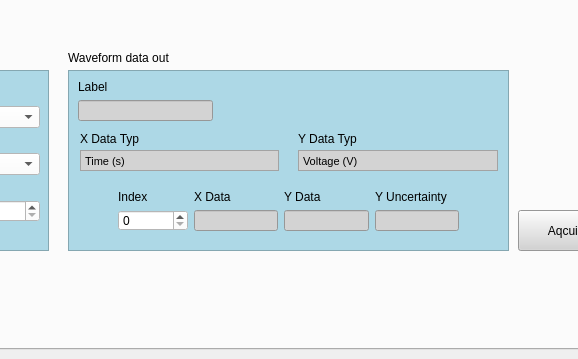
Above: Widget_Library/widget_scan.ui from 8foldrepo/RF_Balance_Profound before the change; both pictures show x 204 to 782 and y 356 to 715 of the 1043 by 715 pixel window. Below: the same form after it.
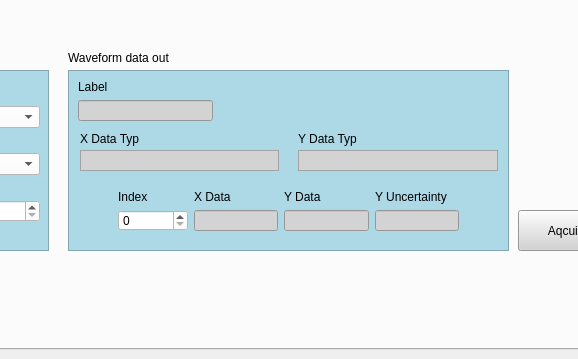
That is the form after the change. Custom widgets are drawn as their Qt base class.

```diff
--- a/Widget_Library/widget_scan.ui
+++ b/Widget_Library/widget_scan.ui
@@ -271,10 +271,14 @@
       </property>
       <property name="html">
        <string>&lt;!DOCTYPE HTML PUBLIC &quot;-//W3C//DTD HTML 4.0//EN&quot; &quot;http://www.w3.org/TR/REC-html40/strict.dtd&quot;&gt;
-&lt;html&gt;&lt;head&gt;&lt;meta name=&quot;qrichtext&quot; content=&quot;1&quot; /&gt;&lt;style type=&quot;text/css&quot;&gt;
-p, li { white-space: pre-wrap; }
-&lt;/style&gt;&lt;/head&gt;&lt;body style=&quot; font-family:'MS Shell Dlg 2'; font-size:8.25pt; font-weight:400; font-style:normal;&quot;&gt;
-&lt;p style=&quot; margin-top:0px; margin-bottom:0px; margin-left:0px; margin-right:0px; -qt-block-indent:0; text-indent:0px;&quot;&gt;Time (s)&lt;/p&gt;&lt;/body&gt;&lt;/html&gt;</string>
+                                &lt;html&gt;&lt;head&gt;&lt;meta name=&quot;qrichtext&quot; content=&quot;1&quot; /&gt;&lt;style
+                                type=&quot;text/css&quot;&gt;
+                                p, li { white-space: pre-wrap; }
+                                &lt;/style&gt;&lt;/head&gt;&lt;body style=&quot; font-family:'MS Shell Dlg 2';
+                                font-size:8.25pt; font-weight:400; font-style:normal;&quot;&gt;
+                                &lt;p style=&quot; margin-top:0px; margin-bottom:0px; margin-left:0px; margin-right:0px;
+                                -qt-block-indent:0; text-indent:0px;&quot;&gt;Time (s)&lt;/p&gt;&lt;/body&gt;&lt;/html&gt;
+                            </string>
       </property>
      </widget>
      <widget class="QTextBrowser" name="y_data_type_view">
@@ -294,10 +298,14 @@
       </property>
       <property name="html">
        <string>&lt;!DOCTYPE HTML PUBLIC &quot;-//W3C//DTD HTML 4.0//EN&quot; &quot;http://www.w3.org/TR/REC-html40/strict.dtd&quot;&gt;
-&lt;html&gt;&lt;head&gt;&lt;meta name=&quot;qrichtext&quot; content=&quot;1&quot; /&gt;&lt;style type=&quot;text/css&quot;&gt;
-p, li { white-space: pre-wrap; }
-&lt;/style&gt;&lt;/head&gt;&lt;body style=&quot; font-family:'MS Shell Dlg 2'; font-size:8.25pt; font-weight:400; font-style:normal;&quot;&gt;
-&lt;p style=&quot; margin-top:0px; margin-bottom:0px; margin-left:0px; margin-right:0px; -qt-block-indent:0; text-indent:0px;&quot;&gt;Voltage (V)&lt;/p&gt;&lt;/body&gt;&lt;/html&gt;</string>
+                                &lt;html&gt;&lt;head&gt;&lt;meta name=&quot;qrichtext&quot; content=&quot;1&quot; /&gt;&lt;style
+                                type=&quot;text/css&quot;&gt;
+                                p, li { white-space: pre-wrap; }
+                                &lt;/style&gt;&lt;/head&gt;&lt;body style=&quot; font-family:'MS Shell Dlg 2';
+                                font-size:8.25pt; font-weight:400; font-style:normal;&quot;&gt;
+                                &lt;p style=&quot; margin-top:0px; margin-bottom:0px; margin-left:0px; margin-right:0px;
+                                -qt-block-indent:0; text-indent:0px;&quot;&gt;Voltage (V)&lt;/p&gt;&lt;/body&gt;&lt;/html&gt;
+                            </string>
       </property>
      </widget>
      <widget class="QWidget" name="layoutWidget_2">
```
Lines whose indentation alone changed are shown as unchanged.
